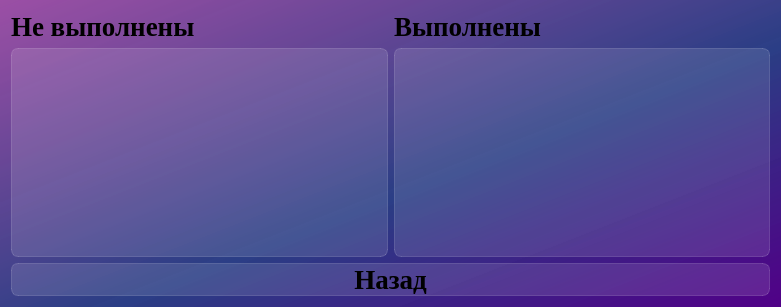
First picture: the form in ui/achievements.ui, repository PsychoPo/SE_GTM, before the edit.
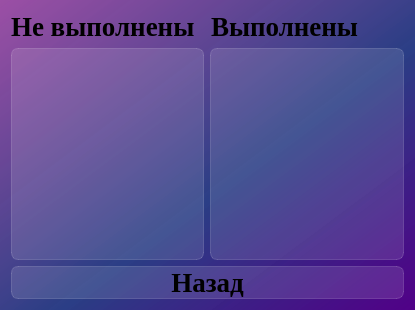
Second picture: the form after the edit.

Patch:
```diff
--- a/ui/achievements.ui
+++ b/ui/achievements.ui
@@ -6,8 +6,8 @@
    <rect>
     <x>0</x>
     <y>0</y>
-    <width>781</width>
-    <height>307</height>
+    <width>415</width>
+    <height>310</height>
    </rect>
   </property>
   <property name="windowTitle">
```
